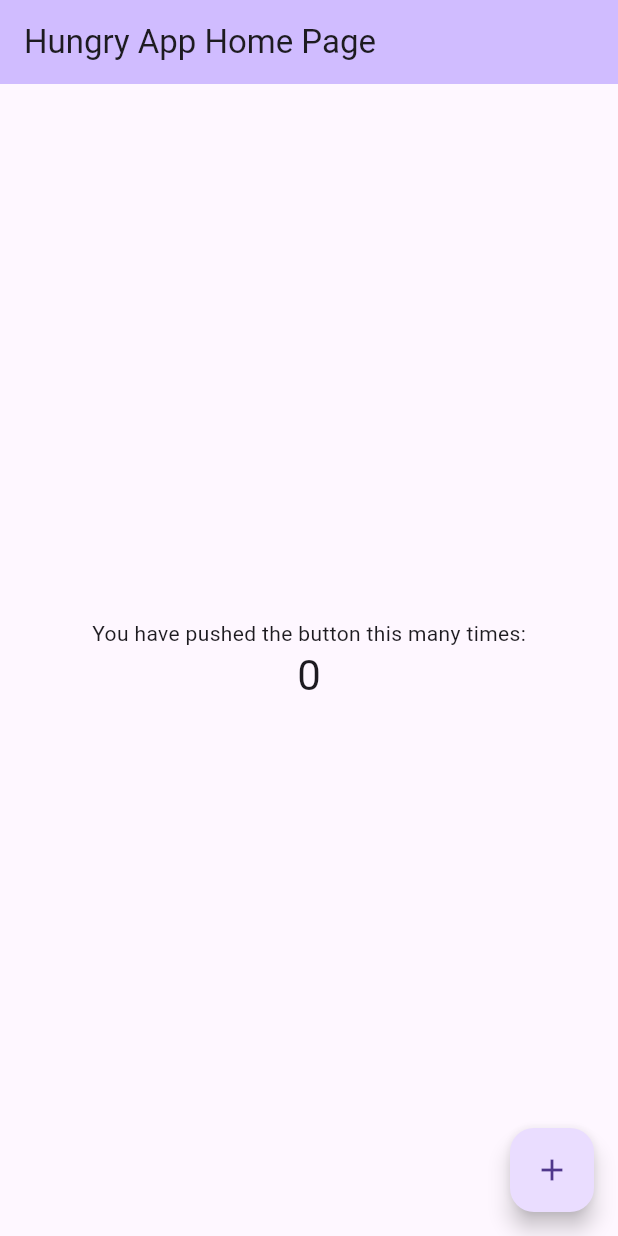
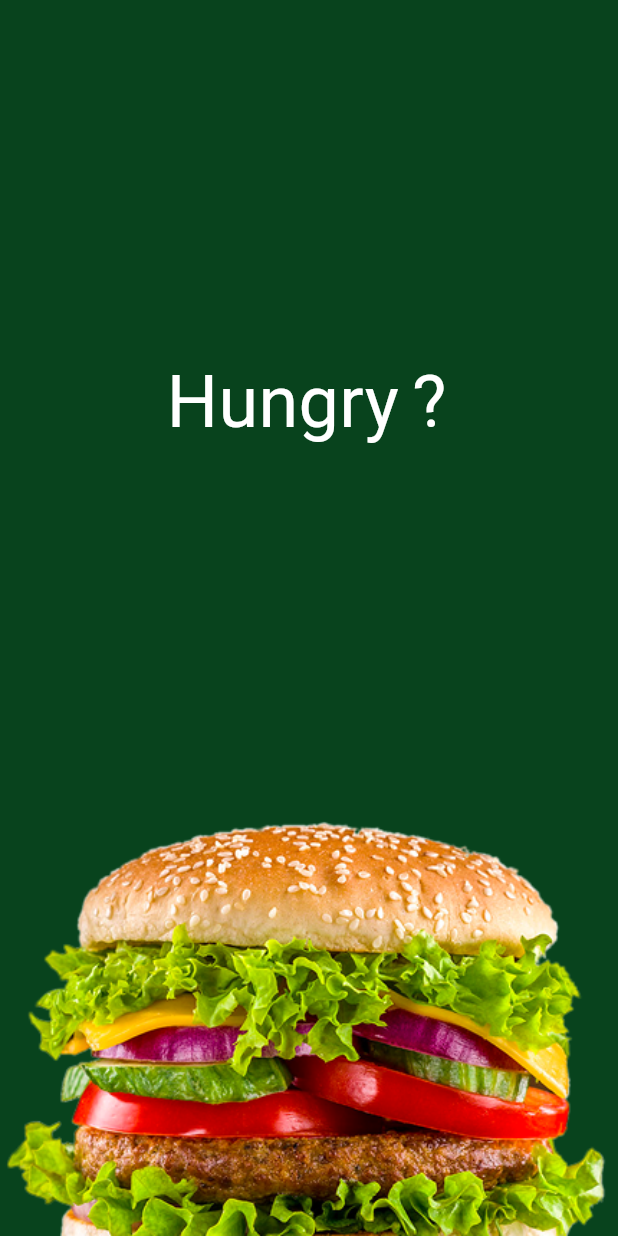
Before and after one commit to AhmedElgendy2004/Food_App, a Flutter app: the screen it shows after launch, on a phone screen of 412 x 824 dp. Run offline on Flutter 3.47's test engine with Material 3 defaults, Android fonts, the phone set to English and light mode, and no system bars; our stand-ins replace google_fonts.

Commit message:
feat: add user splash view

```diff
--- /dev/null
+++ b/lib/core/constants/app_assets.dart
@@ -0,0 +1,6 @@
+class AppAsset {
+  //PNG
+  static const String splashImage = 'assets/images/png/image 1.png';
+
+  //SVG
+}
--- a/lib/core/constants/app_colors.dart
+++ b/lib/core/constants/app_colors.dart
@@ -0,0 +1,14 @@
+import 'dart:ui';
+
+class AppColors {
+  static const Color primary = Color(0xFF08431D);
+  // static const Color secondary = Color(0xFFFFEDEE);
+  // static const Color textColor1 = Color(0xFF0D1030);
+  // static const Color textColor2 = Color(0xFF7C7C7C);
+  // static const Color textColor3 = Color(0xFFB9B9B9);
+  // static const Color textColor4 = Color(0xFFF4F4F4);
+  // static const Color textColor5 = Color(0xFF000000);
+  // static const Color backgroundColor1 = Color(0xFFF6F6F6);
+  // static const Color backgroundColor2 = Color(0xFFFFFFFF);
+  // static const Color backgroundColor3 = Color(0xFFF5F5F5);
+}
--- /dev/null
+++ b/lib/core/widgets/app_logo.dart
@@ -0,0 +1,124 @@
+import 'package:flutter/material.dart';
+import 'package:google_fonts/google_fonts.dart';
+
+class AppLogo extends StatefulWidget {
+  final String text;
+  final double fontSize;
+  final Color textColor;
+  final Color? questionMarkColor;
+  final VoidCallback? onTap;
+  final bool animateQuestionMark;
+
+  const AppLogo({
+    super.key,
+    this.text = 'Hungry',
+    this.fontSize = 48,
+    this.textColor = Colors.white,
+    this.questionMarkColor,
+    this.onTap,
+    this.animateQuestionMark = true,
+  });
+
+  @override
+  State<AppLogo> createState() => _AppLogoState();
+}
+
+class _AppLogoState extends State<AppLogo> with SingleTickerProviderStateMixin {
+  late AnimationController _controller;
+  late Animation<double> _rotationAnimation;
+  late Animation<double> _scaleAnimation;
+
+  @override
+  void initState() {
+    super.initState();
+
+    _controller = AnimationController(
+      vsync: this,
+      duration: const Duration(milliseconds: 2000),
+    );
+
+    // حركة ميلان بسيطة توحي بالتساؤل والحيرة
+    _rotationAnimation =
+        Tween<double>(
+          begin: -0.08, // ميلان لليسار قليلاً
+          end: 0.12, // ميلان لليمين مع هزة خفيفة
+        ).animate(
+          CurvedAnimation(parent: _controller, curve: Curves.easeInOutSine),
+        );
+
+    // نبضة حجم طفيفة مرافقة للميلان
+    _scaleAnimation = Tween<double>(
+      begin: 1.0,
+      end: 1.1,
+    ).animate(CurvedAnimation(parent: _controller, curve: Curves.easeInOut));
+
+    if (widget.animateQuestionMark) {
+      _controller.repeat(reverse: true);
+    }
+  }
+
+  @override
+  void didUpdateWidget(covariant AppLogo oldWidget) {
+    super.didUpdateWidget(oldWidget);
+    if (widget.animateQuestionMark != oldWidget.animateQuestionMark) {
+      if (widget.animateQuestionMark) {
+        _controller.repeat(reverse: true);
+      } else {
+        _controller.stop();
+        _controller.reset();
+      }
+    }
+  }
+
+  @override
+  void dispose() {
+    _controller.dispose();
+    super.dispose();
+  }
+
+  @override
+  Widget build(BuildContext context) {
+    final effectiveQuestionColor = widget.questionMarkColor ?? widget.textColor;
+
+    final baseTextStyle = GoogleFonts.luckiestGuy(
+      fontSize: widget.fontSize,
+      color: widget.textColor,
+    );
+
+    Widget content = Row(
+      mainAxisSize: MainAxisSize.min,
+      crossAxisAlignment: CrossAxisAlignment.baseline,
+      textBaseline: TextBaseline.alphabetic,
+      children: [
+        Text(widget.text, style: baseTextStyle),
+        AnimatedBuilder(
+          animation: _controller,
+          builder: (context, child) {
+            return Transform(
+              alignment: Alignment.bottomCenter,
+              transform: Matrix4.identity()
+                ..rotateZ(_rotationAnimation.value)
+                ..scale(_scaleAnimation.value),
+              child: child,
+            );
+          },
+          child: Text(
+            ' ?',
+            style: baseTextStyle.copyWith(color: effectiveQuestionColor),
+          ),
+        ),
+      ],
+    );
+
+    if (widget.onTap != null) {
+      return InkWell(
+        onTap: widget.onTap,
+        splashColor: Colors.transparent,
+        highlightColor: Colors.transparent,
+        child: content,
+      );
+    }
+
+    return content;
+  }
+}
--- a/lib/main.dart
+++ b/lib/main.dart
@@ -1,4 +1,5 @@
 import 'package:flutter/material.dart';
+import 'package:hungry_food_app/splash.dart';
 
 void main() {
   runApp(const MyApp());
@@ -10,53 +11,9 @@ class MyApp extends StatelessWidget {
   @override
   Widget build(BuildContext context) {
     return MaterialApp(
+      debugShowCheckedModeBanner: false,
       title: 'Hungry App',
-      home: const MyHomePage(title: 'Hungry App Home Page'),
+      home: SplashView(),
     );
   }
 }
-
-class MyHomePage extends StatefulWidget {
-  const MyHomePage({super.key, required this.title});
-  final String title;
-
-  @override
-  State<MyHomePage> createState() => _MyHomePageState();
-}
-
-class _MyHomePageState extends State<MyHomePage> {
-  int _counter = 0;
-
-  void _incrementCounter() {
-    setState(() {
-      _counter++;
-    });
-  }
-
-  @override
-  Widget build(BuildContext context) {
-    return Scaffold(
-      appBar: AppBar(
-        backgroundColor: Theme.of(context).colorScheme.inversePrimary,
-        title: Text(widget.title),
-      ),
-      body: Center(
-        child: Column(
-          mainAxisAlignment: .center,
-          children: [
-            const Text('You have pushed the button this many times:'),
-            Text(
-              '$_counter',
-              style: Theme.of(context).textTheme.headlineMedium,
-            ),
-          ],
-        ),
-      ),
-      floatingActionButton: FloatingActionButton(
-        onPressed: _incrementCounter,
-        tooltip: 'Increment',
-        child: const Icon(Icons.add),
-      ),
-    );
-  }
-}
--- a/lib/splash.dart
+++ b/lib/splash.dart
@@ -0,0 +1,32 @@
+import 'package:flutter/material.dart';
+import 'package:hungry_food_app/core/constants/app_assets.dart';
+import 'package:hungry_food_app/core/constants/app_colors.dart';
+import 'package:hungry_food_app/core/widgets/app_logo.dart';
+
+class SplashView extends StatelessWidget {
+  const SplashView({super.key});
+
+  @override
+  Widget build(BuildContext context) {
+    return Scaffold(
+      backgroundColor: AppColors.primary,
+      //body
+      body: SizedBox(
+        width: double.infinity,
+        height: double.infinity,
+        child: Column(
+          crossAxisAlignment: CrossAxisAlignment.center,
+          mainAxisAlignment: MainAxisAlignment.spaceBetween,
+          children: [
+            Spacer(flex: 2),
+            //logo
+            const AppLogo(),
+            Spacer(flex: 2),
+            //image
+            Image.asset(AppAsset.splashImage),
+          ],
+        ),
+      ),
+    );
+  }
+}
```
Also changed, not shown: pubspec.yaml (+6 -2 lines), assets/images/png/image 1.png (added), assets/images/svg/image 1.svg (added), pubspec.lock, 1 other file.
